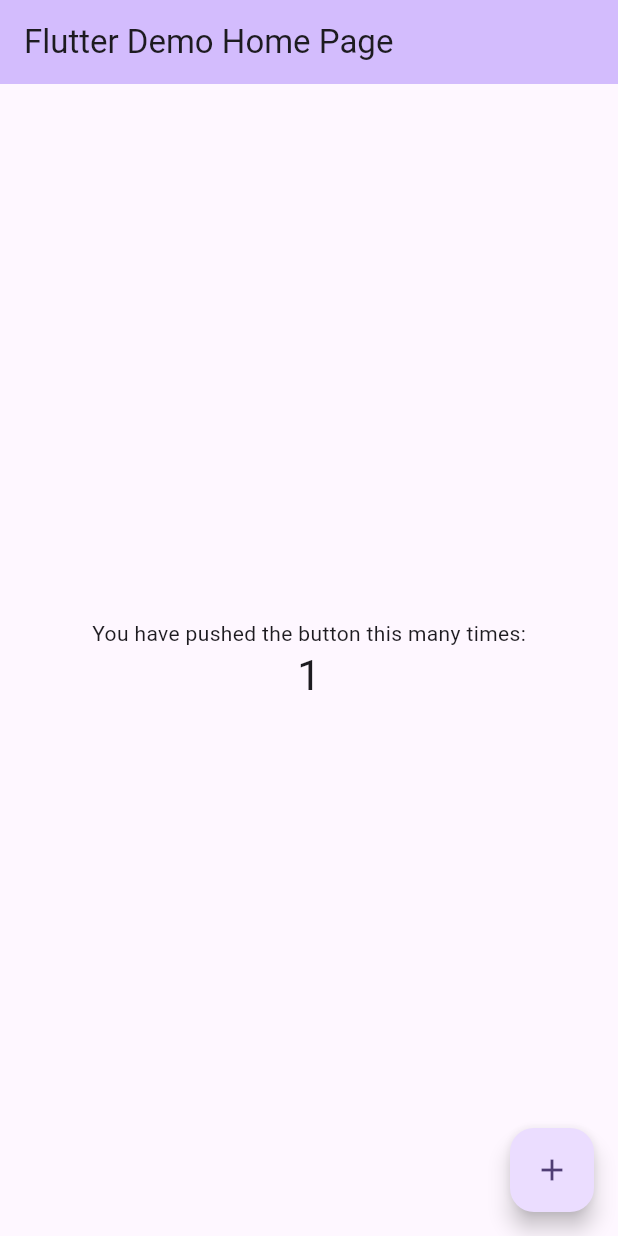
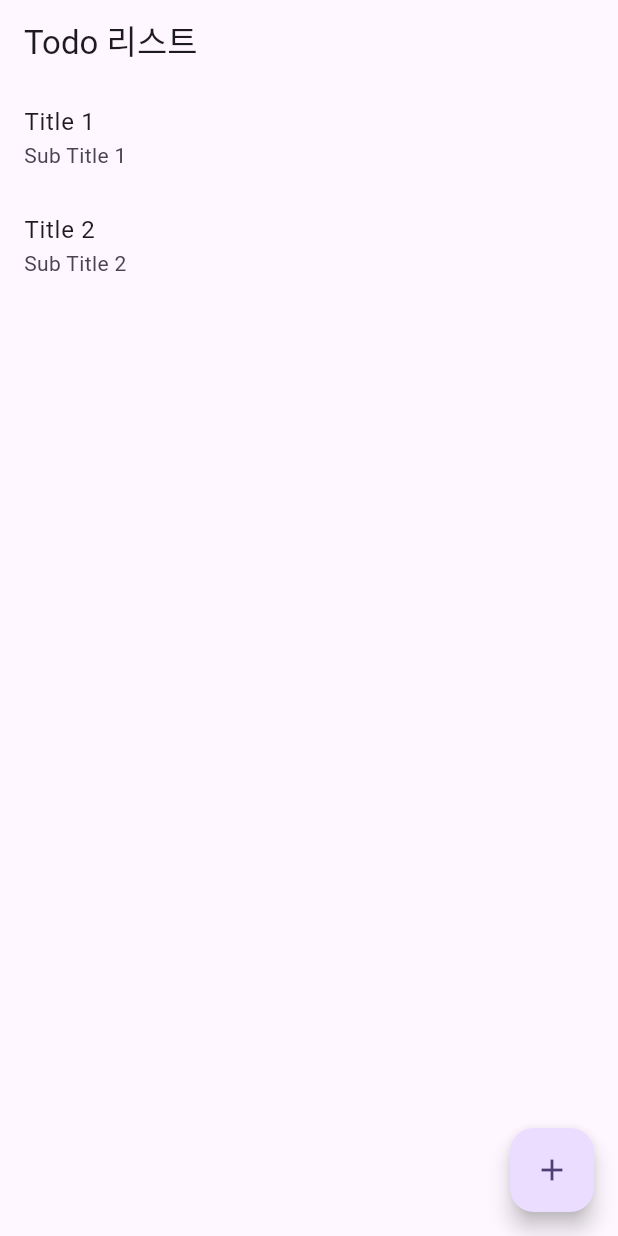
Before and after one commit to ParkGiTeak/todo_list, a Flutter app: the screen it shows after launch, after a tap on the "add" icon, on a phone screen of 412 x 824 dp. Run offline on Flutter 3.47's test engine with Material 3 defaults, Android fonts, the phone set to English and light mode, and no system bars.

Commit message:
feat: ListScreen 추가, ListView에 가짜 데이터 등록을 위해 ListTitle 추가

```diff
--- /dev/null
+++ b/lib/list_screen.dart
@@ -0,0 +1,30 @@
+import 'package:flutter/material.dart';
+
+class ListScreen extends StatelessWidget {
+  const ListScreen({super.key});
+
+  @override
+  Widget build(BuildContext context) {
+    return Scaffold(
+      appBar: AppBar(
+        title: Text('Todo 리스트'),
+      ),
+      body: ListView(
+        children: [
+          ListTile(
+            title: Text('Title 1'),
+            subtitle: Text('Sub Title 1'),
+          ),
+          ListTile(
+            title: Text('Title 2'),
+            subtitle: Text('Sub Title 2'),
+          ),
+        ],
+      ),
+      floatingActionButton: FloatingActionButton(
+        onPressed: () {},
+        child: const Icon(Icons.add),
+      ),
+    );
+  }
+}
--- a/lib/main.dart
+++ b/lib/main.dart
@@ -1,4 +1,5 @@
 import 'package:flutter/material.dart';
+import 'package:todo_list/list_screen.dart';
 
 void main() {
   runApp(const MyApp());
@@ -7,116 +8,14 @@ void main() {
 class MyApp extends StatelessWidget {
   const MyApp({super.key});
 
-  // This widget is the root of your application.
   @override
   Widget build(BuildContext context) {
     return MaterialApp(
       title: 'Flutter Demo',
       theme: ThemeData(
-        // This is the theme of your application.
-        //
-        // TRY THIS: Try running your application with "flutter run". You'll see
-        // the application has a purple toolbar. Then, without quitting the app,
-        // try changing the seedColor in the colorScheme below to Colors.green
-        // and then invoke "hot reload" (save your changes or press the "hot
-        // reload" button in a Flutter-supported IDE, or press "r" if you used
-        // the command line to start the app).
-        //
-        // Notice that the counter didn't reset back to zero; the application
-        // state is not lost during the reload. To reset the state, use hot
-        // restart instead.
-        //
-        // This works for code too, not just values: Most code changes can be
-        // tested with just a hot reload.
         colorScheme: ColorScheme.fromSeed(seedColor: Colors.deepPurple),
       ),
-      home: const MyHomePage(title: 'Flutter Demo Home Page'),
+      home: const ListScreen(),
     );
   }
 }
-
-class MyHomePage extends StatefulWidget {
-  const MyHomePage({super.key, required this.title});
-
-  // This widget is the home page of your application. It is stateful, meaning
-  // that it has a State object (defined below) that contains fields that affect
-  // how it looks.
-
-  // This class is the configuration for the state. It holds the values (in this
-  // case the title) provided by the parent (in this case the App widget) and
-  // used by the build method of the State. Fields in a Widget subclass are
-  // always marked "final".
-
-  final String title;
-
-  @override
-  State<MyHomePage> createState() => _MyHomePageState();
-}
-
-class _MyHomePageState extends State<MyHomePage> {
-  int _counter = 0;
-
-  void _incrementCounter() {
-    setState(() {
-      // This call to setState tells the Flutter framework that something has
-      // changed in this State, which causes it to rerun the build method below
-      // so that the display can reflect the updated values. If we changed
-      // _counter without calling setState(), then the build method would not be
-      // called again, and so nothing would appear to happen.
-      _counter++;
-    });
-  }
-
-  @override
-  Widget build(BuildContext context) {
-    // This method is rerun every time setState is called, for instance as done
-    // by the _incrementCounter method above.
-    //
-    // The Flutter framework has been optimized to make rerunning build methods
-    // fast, so that you can just rebuild anything that needs updating rather
-    // than having to individually change instances of widgets.
-    return Scaffold(
-      appBar: AppBar(
-        // TRY THIS: Try changing the color here to a specific color (to
-        // Colors.amber, perhaps?) and trigger a hot reload to see the AppBar
-        // change color while the other colors stay the same.
-        backgroundColor: Theme.of(context).colorScheme.inversePrimary,
-        // Here we take the value from the MyHomePage object that was created by
-        // the App.build method, and use it to set our appbar title.
-        title: Text(widget.title),
-      ),
-      body: Center(
-        // Center is a layout widget. It takes a single child and positions it
-        // in the middle of the parent.
-        child: Column(
-          // Column is also a layout widget. It takes a list of children and
-          // arranges them vertically. By default, it sizes itself to fit its
-          // children horizontally, and tries to be as tall as its parent.
-          //
-          // Column has various properties to control how it sizes itself and
-          // how it positions its children. Here we use mainAxisAlignment to
-          // center the children vertically; the main axis here is the vertical
-          // axis because Columns are vertical (the cross axis would be
-          // horizontal).
-          //
-          // TRY THIS: Invoke "debug painting" (choose the "Toggle Debug Paint"
-          // action in the IDE, or press "p" in the console), to see the
-          // wireframe for each widget.
-          mainAxisAlignment: MainAxisAlignment.center,
-          children: <Widget>[
-            const Text('You have pushed the button this many times:'),
-            Text(
-              '$_counter',
-              style: Theme.of(context).textTheme.headlineMedium,
-            ),
-          ],
-        ),
-      ),
-      floatingActionButton: FloatingActionButton(
-        onPressed: _incrementCounter,
-        tooltip: 'Increment',
-        child: const Icon(Icons.add),
-      ), // This trailing comma makes auto-formatting nicer for build methods.
-    );
-  }
-}
```
